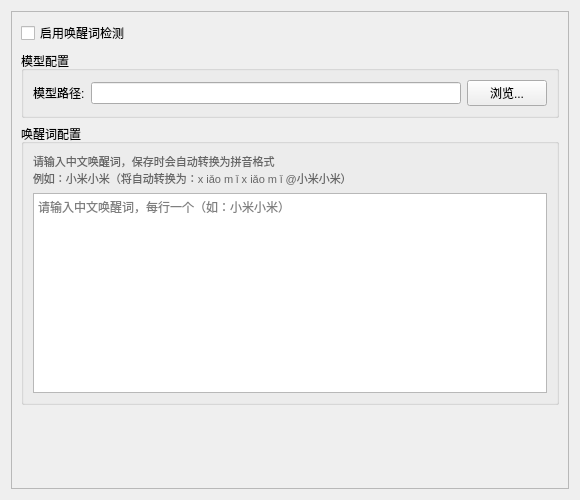
Above: src/views/settings/components/wake_word/wake_word_widget.ui from huangjunsen0406/py-xiaozhi before the change. Below: the same form after it.
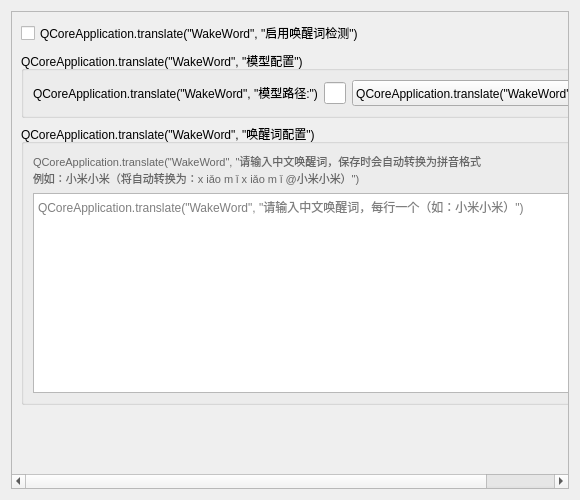
That is the form after the change.

```diff
--- a/src/views/settings/components/wake_word/wake_word_widget.ui
+++ b/src/views/settings/components/wake_word/wake_word_widget.ui
@@ -32,20 +32,20 @@
        <item>
         <widget class="QCheckBox" name="use_wake_word_check">
          <property name="text">
-          <string>启用唤醒词检测</string>
+           <string>QCoreApplication.translate("WakeWord", "启用唤醒词检测")</string>
          </property>
         </widget>
        </item>
        <item>
         <widget class="QGroupBox" name="model_group">
          <property name="title">
-          <string>模型配置</string>
+           <string>QCoreApplication.translate("WakeWord", "模型配置")</string>
          </property>
          <layout class="QFormLayout" name="modelLayout">
           <item row="0" column="0">
            <widget class="QLabel" name="label_model_path">
             <property name="text">
-             <string>模型路径:</string>
+              <string>QCoreApplication.translate("WakeWord", "模型路径:")</string>
             </property>
            </widget>
           </item>
@@ -57,7 +57,7 @@
             <item>
              <widget class="QPushButton" name="model_path_btn">
               <property name="text">
-               <string>浏览...</string>
+                <string>QCoreApplication.translate("WakeWord", "浏览...")</string>
               </property>
              </widget>
             </item>
@@ -69,14 +69,14 @@
        <item>
         <widget class="QGroupBox" name="keywords_group">
          <property name="title">
-          <string>唤醒词配置</string>
+           <string>QCoreApplication.translate("WakeWord", "唤醒词配置")</string>
          </property>
          <layout class="QVBoxLayout" name="keywords_layout">
           <item>
            <widget class="QLabel" name="keywords_help">
             <property name="text">
-             <string>请输入中文唤醒词，保存时会自动转换为拼音格式
-例如：小米小米（将自动转换为：x iǎo m ǐ x iǎo m ǐ @小米小米）</string>
+              <string>QCoreApplication.translate("WakeWord", "请输入中文唤醒词，保存时会自动转换为拼音格式
+例如：小米小米（将自动转换为：x iǎo m ǐ x iǎo m ǐ @小米小米）")</string>
             </property>
             <property name="styleSheet">
              <string>color: #666666; font-size: 11px;</string>
@@ -92,7 +92,7 @@
              </size>
             </property>
             <property name="placeholderText">
-             <string>请输入中文唤醒词，每行一个（如：小米小米）</string>
+              <string>QCoreApplication.translate("WakeWord", "请输入中文唤醒词，每行一个（如：小米小米）")</string>
             </property>
            </widget>
           </item>
```
Left out of the diff: 2 changed lines with no effect on the pictures. Lines whose indentation alone changed are shown as unchanged.
